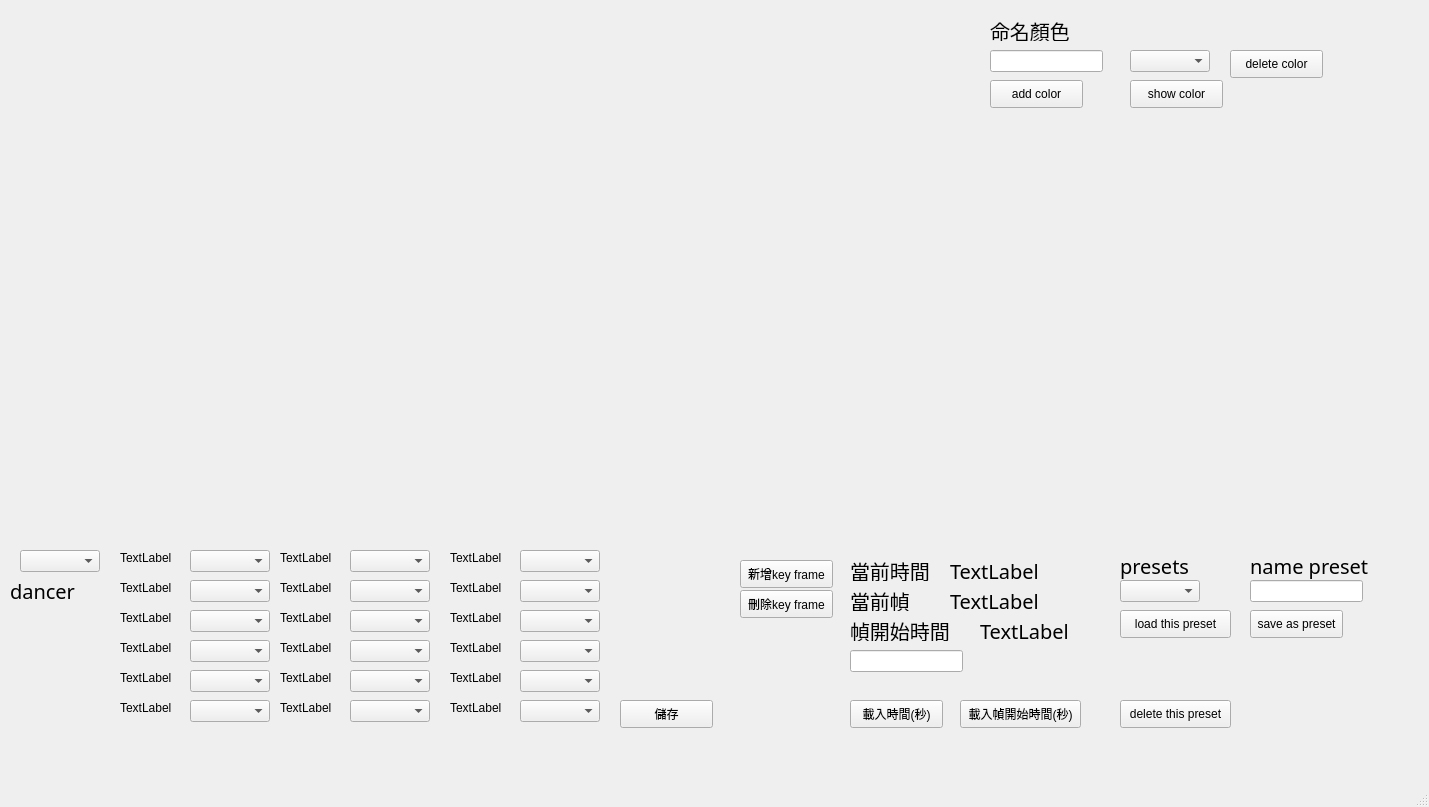
The window that newtype/UI.ui (ck7-32/WEGO_lightdance) describes before a commit, drawn with Qt 5.
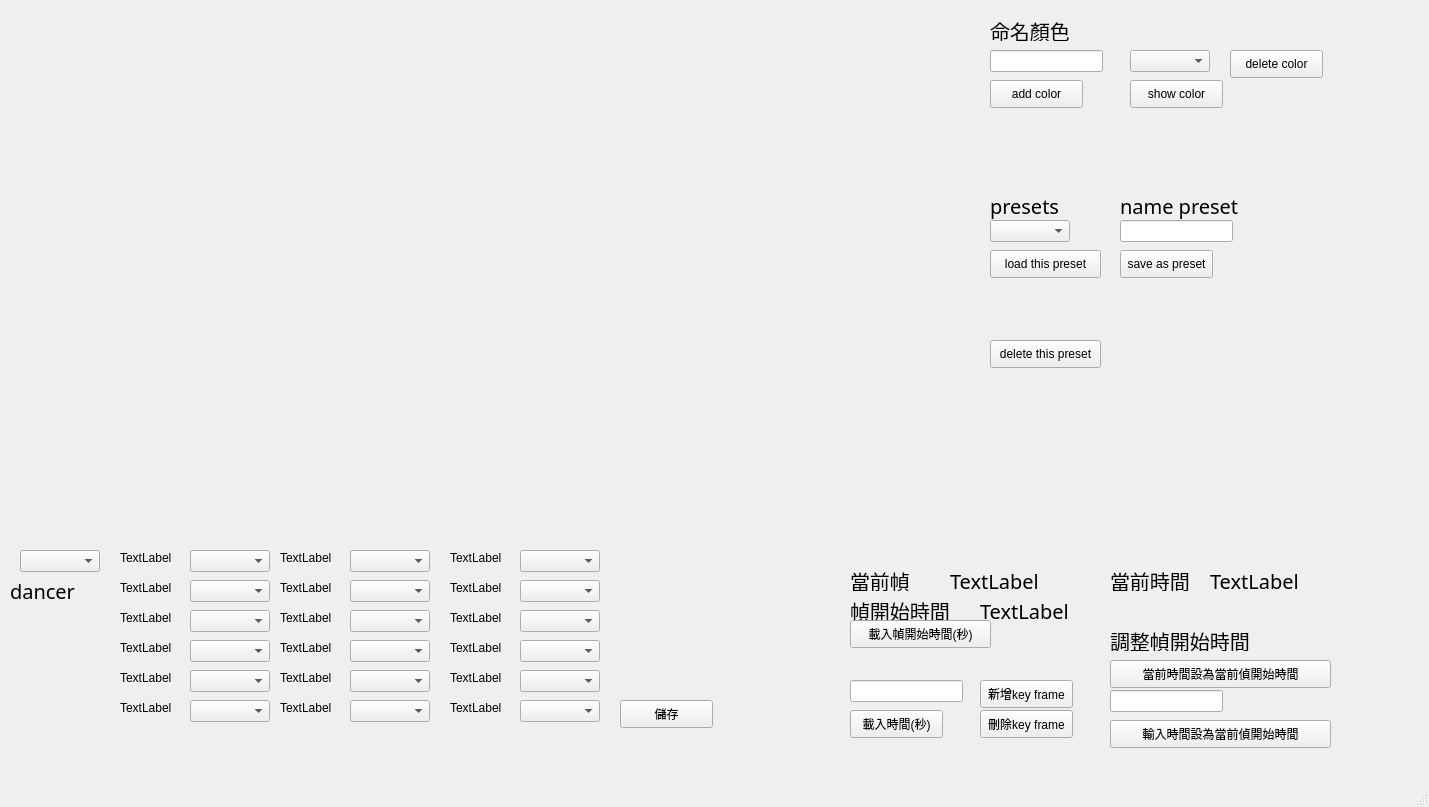
The same window after the commit.

```diff
--- a/newtype/UI.ui
+++ b/newtype/UI.ui
@@ -306,8 +306,8 @@
    <widget class="QPushButton" name="newframe">
     <property name="geometry">
      <rect>
-      <x>740</x>
-      <y>560</y>
+      <x>980</x>
+      <y>680</y>
       <width>93</width>
       <height>28</height>
      </rect>
@@ -319,8 +319,8 @@
    <widget class="QPushButton" name="delframe">
     <property name="geometry">
      <rect>
-      <x>740</x>
-      <y>590</y>
+      <x>980</x>
+      <y>710</y>
       <width>93</width>
       <height>28</height>
      </rect>
@@ -342,8 +342,8 @@
    <widget class="QLabel" name="nowtime">
     <property name="geometry">
      <rect>
-      <x>950</x>
-      <y>560</y>
+      <x>1210</x>
+      <y>570</y>
       <width>111</width>
       <height>21</height>
      </rect>
@@ -362,7 +362,7 @@
     <property name="geometry">
      <rect>
       <x>950</x>
-      <y>590</y>
+      <y>570</y>
       <width>121</width>
       <height>21</height>
      </rect>
@@ -381,7 +381,7 @@
     <property name="geometry">
      <rect>
       <x>980</x>
-      <y>620</y>
+      <y>600</y>
       <width>121</width>
       <height>21</height>
      </rect>
@@ -399,8 +399,8 @@
    <widget class="QLabel" name="nowframetime_2">
     <property name="geometry">
      <rect>
-      <x>850</x>
-      <y>560</y>
+      <x>1110</x>
+      <y>570</y>
       <width>121</width>
       <height>21</height>
      </rect>
@@ -419,7 +419,7 @@
     <property name="geometry">
      <rect>
       <x>850</x>
-      <y>590</y>
+      <y>570</y>
       <width>121</width>
       <height>21</height>
      </rect>
@@ -438,7 +438,7 @@
     <property name="geometry">
      <rect>
       <x>850</x>
-      <y>620</y>
+      <y>600</y>
       <width>121</width>
       <height>21</height>
      </rect>
@@ -573,8 +573,8 @@
    <widget class="QLabel" name="nowframetime_5">
     <property name="geometry">
      <rect>
-      <x>1250</x>
-      <y>550</y>
+      <x>1120</x>
+      <y>190</y>
       <width>151</width>
       <height>31</height>
      </rect>
@@ -592,8 +592,8 @@
    <widget class="QLineEdit" name="colorname_2">
     <property name="geometry">
      <rect>
-      <x>1250</x>
-      <y>580</y>
+      <x>1120</x>
+      <y>220</y>
       <width>113</width>
       <height>22</height>
      </rect>
@@ -602,8 +602,8 @@
    <widget class="QComboBox" name="presets">
     <property name="geometry">
      <rect>
-      <x>1120</x>
-      <y>580</y>
+      <x>990</x>
+      <y>220</y>
       <width>80</width>
       <height>22</height>
      </rect>
@@ -612,8 +612,8 @@
    <widget class="QPushButton" name="savepreset">
     <property name="geometry">
      <rect>
-      <x>1250</x>
-      <y>610</y>
+      <x>1120</x>
+      <y>250</y>
       <width>93</width>
       <height>28</height>
      </rect>
@@ -625,8 +625,8 @@
    <widget class="QPushButton" name="save_3">
     <property name="geometry">
      <rect>
-      <x>1120</x>
-      <y>700</y>
+      <x>990</x>
+      <y>340</y>
       <width>111</width>
       <height>28</height>
      </rect>
@@ -638,8 +638,8 @@
    <widget class="QLabel" name="nowframetime_6">
     <property name="geometry">
      <rect>
-      <x>1120</x>
-      <y>550</y>
+      <x>990</x>
+      <y>190</y>
       <width>151</width>
       <height>31</height>
      </rect>
@@ -657,8 +657,8 @@
    <widget class="QPushButton" name="loadpreset">
     <property name="geometry">
      <rect>
-      <x>1120</x>
-      <y>610</y>
+      <x>990</x>
+      <y>250</y>
       <width>111</width>
       <height>28</height>
      </rect>
@@ -671,7 +671,7 @@
     <property name="geometry">
      <rect>
       <x>850</x>
-      <y>650</y>
+      <y>680</y>
       <width>113</width>
       <height>22</height>
      </rect>
@@ -681,7 +681,7 @@
     <property name="geometry">
      <rect>
       <x>850</x>
-      <y>700</y>
+      <y>710</y>
       <width>93</width>
       <height>28</height>
      </rect>
@@ -831,9 +831,9 @@
    <widget class="QPushButton" name="loadframestarttime">
     <property name="geometry">
      <rect>
-      <x>960</x>
-      <y>700</y>
-      <width>121</width>
+      <x>850</x>
+      <y>620</y>
+      <width>141</width>
       <height>28</height>
      </rect>
     </property>
@@ -841,6 +841,61 @@
      <string>載入幀開始時間(秒)</string>
     </property>
    </widget>
+   <widget class="QLineEdit" name="frameadjust">
+    <property name="geometry">
+     <rect>
+      <x>1110</x>
+      <y>690</y>
+      <width>113</width>
+      <height>22</height>
+     </rect>
+    </property>
+   </widget>
+   <widget class="QLabel" name="nowframetime_7">
+    <property name="geometry">
+     <rect>
+      <x>1110</x>
+      <y>630</y>
+      <width>211</width>
+      <height>21</height>
+     </rect>
+    </property>
+    <property name="font">
+     <font>
+      <family>微軟正黑體</family>
+      <pointsize>15</pointsize>
+     </font>
+    </property>
+    <property name="text">
+     <string>調整幀開始時間</string>
+    </property>
+   </widget>
+   <widget class="QPushButton" name="frameadjustbynowtime">
+    <property name="geometry">
+     <rect>
+      <x>1110</x>
+      <y>660</y>
+      <width>221</width>
+      <height>28</height>
+     </rect>
+    </property>
+    <property name="text">
+     <string>當前時間設為當前偵開始時間</string>
+    </property>
+   </widget>
+   <widget class="QPushButton" name="frameadjustbyinput">
+    <property name="geometry">
+     <rect>
+      <x>1110</x>
+      <y>720</y>
+      <width>221</width>
+      <height>28</height>
+     </rect>
+    </property>
+    <property name="text">
+     <string>輸入時間設為當前偵開始時間</string>
+    </property>
+   </widget>
   </widget>
   <widget class="QMenuBar" name="menubar">
    <property name="geometry">
```
Left out of the diff: 2 changed lines with no effect on the pictures.
